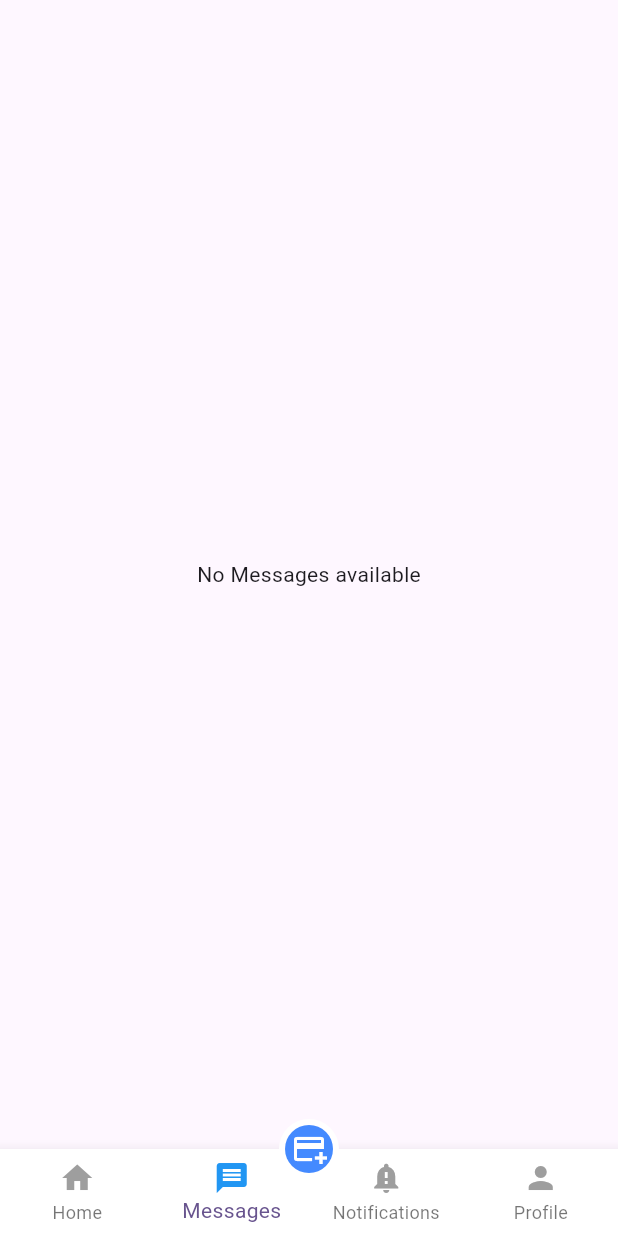
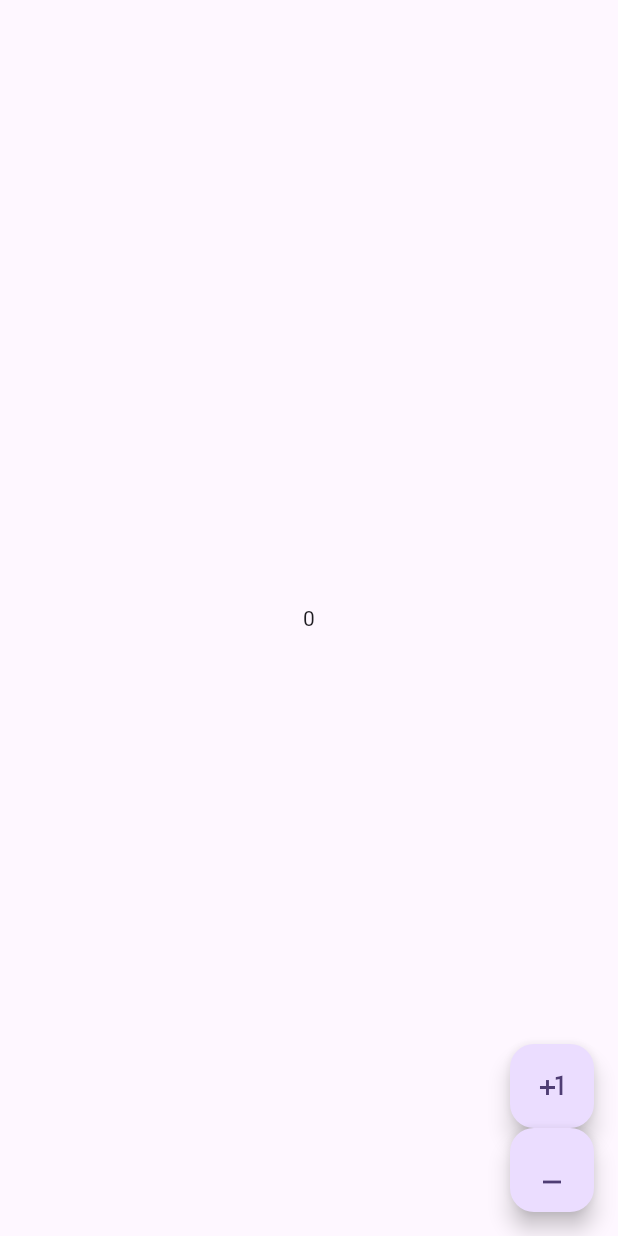
Before and after one commit to Zabith-Fulail/my_kast_test, a Flutter app: the screen it shows after launch, item 2 of the bottom bar chosen, after a tap on the "add card" icon, on a phone screen of 412 x 824 dp. Run offline on Flutter 3.47's test engine with Material 3 defaults, Android fonts, the phone set to English and light mode, and no system bars; our stand-ins replace carousel_slider, flutter_bloc, go_router; network calls fail.

Commit message:
feat : card bloc and counter bloc

```diff
--- a/lib/feature/presentation/bloc/card/card_bloc.dart
+++ b/lib/feature/presentation/bloc/card/card_bloc.dart
@@ -1,6 +1,4 @@
-import 'package:bloc/bloc.dart';
-import 'package:meta/meta.dart';
-
+import 'package:flutter_bloc/flutter_bloc.dart';
 import '../../views/home_view/data/card_data.dart';
 
 part 'card_event.dart';
--- a/lib/feature/presentation/bloc/card/card_event.dart
+++ b/lib/feature/presentation/bloc/card/card_event.dart
@@ -1,7 +1,6 @@
 part of 'card_bloc.dart';
 
-@immutable
-sealed class CardEvent {}
+abstract class CardEvent {}
 
 class AddCardEvent extends CardEvent{
   final CardData card;
--- a/lib/feature/presentation/bloc/card/card_state.dart
+++ b/lib/feature/presentation/bloc/card/card_state.dart
@@ -1,7 +1,6 @@
 part of 'card_bloc.dart';
 
-@immutable
-sealed class CardState {}
+abstract class CardState {}
 
 final class CardInitial extends CardState {}
 
--- /dev/null
+++ b/lib/feature/presentation/bloc/counter/counter_bloc.dart
@@ -0,0 +1,21 @@
+import 'package:flutter_bloc/flutter_bloc.dart';
+
+part 'counter_event.dart';
+
+part 'counter_state.dart';
+
+class CounterBloc extends Bloc<CounterEvent, CounterState> {
+  CounterBloc() : super(CounterInitial()) {
+    on<NumberIncrementEvent>(_increment);
+  }
+
+  void _increment(NumberIncrementEvent event, Emitter<CounterState> emit) {
+    late int number;
+    if (event.isIncrement) {
+      number = event.number + 1;
+    } else {
+      number = event.number - 1;
+    }
+    emit(CounterSuccessState(number: number));
+  }
+}
--- /dev/null
+++ b/lib/feature/presentation/bloc/counter/counter_event.dart
@@ -0,0 +1,10 @@
+part of 'counter_bloc.dart';
+
+abstract class CounterEvent {}
+
+class NumberIncrementEvent extends CounterEvent {
+  final int number;
+  final bool isIncrement;
+
+  NumberIncrementEvent({required this.number, required this.isIncrement});
+}
--- /dev/null
+++ b/lib/feature/presentation/bloc/counter/counter_state.dart
@@ -0,0 +1,11 @@
+part of 'counter_bloc.dart';
+
+abstract class CounterState {}
+
+final class CounterInitial extends CounterState {}
+
+class CounterSuccessState extends CounterState {
+  final int number;
+
+  CounterSuccessState({required this.number});
+}
--- /dev/null
+++ b/lib/feature/presentation/views/counter_screen/counter_screen.dart
@@ -0,0 +1,52 @@
+import 'package:flutter/material.dart';
+import 'package:flutter_bloc/flutter_bloc.dart';
+import 'package:kast_test/feature/presentation/bloc/counter/counter_bloc.dart';
+
+class CounterScreen extends StatefulWidget {
+  const CounterScreen({super.key});
+
+  @override
+  State<CounterScreen> createState() => _CounterScreenState();
+}
+
+class _CounterScreenState extends State<CounterScreen> {
+  final CounterBloc _bloc = CounterBloc();
+  int number = 0;
+
+  @override
+  Widget build(BuildContext context) {
+    return Scaffold(
+      floatingActionButton: Column(
+        mainAxisAlignment: MainAxisAlignment.end,
+        children: [
+          FloatingActionButton(
+            heroTag: "01",
+            child: Icon(Icons.plus_one),
+              onPressed: (){
+            _bloc.add(NumberIncrementEvent(number: number,isIncrement: true));
+          }),
+          FloatingActionButton(
+            heroTag: "02",
+              child: Icon(Icons.minimize),
+              onPressed: (){
+            _bloc.add(NumberIncrementEvent(number: number,isIncrement: false));
+          }),
+        ],
+      ),
+      body: Center(
+        child: BlocProvider(
+          create: (context) => _bloc,
+          child: BlocBuilder<CounterBloc, CounterState>(
+            builder: (context, state) {
+              if (state is CounterSuccessState){
+                number = state.number;
+              }
+
+              return state is CounterSuccessState ? Text(state.number.toString()) : Text('0');
+            },
+          ),
+        ),
+      ),
+    );
+  }
+}
--- a/lib/feature/presentation/views/home_view/home_view.dart
+++ b/lib/feature/presentation/views/home_view/home_view.dart
@@ -256,7 +256,7 @@ class _HomeViewState extends State<HomeView> {
                                     cardData: state.cards[index],
                                   );
                                 },
-                              ) : state is AddCardLoadingState ? Center(child: CircularProgressIndicator(),) : Center(child: CircularProgressIndicator(),);
+                              ) : state is AddCardLoadingState ? Center(child: CircularProgressIndicator(),) : SizedBox();
                             },
                           ),
                         ],
--- a/lib/feature/presentation/views/main_screen/main_screen.dart
+++ b/lib/feature/presentation/views/main_screen/main_screen.dart
@@ -24,7 +24,9 @@ class _MainScreenState extends State<MainScreen> {
         width: 40,
         height: 40,
         child: FloatingActionButton(
-          onPressed: () {},
+          onPressed: () {
+            GoRouter.of(context).goNamed(Pages.counterScreen.toPathName());
+          },
           splashColor: Colors.transparent,
           backgroundColor: Colors.transparent,
           elevation: 0,
--- a/lib/utils/routes/pages.dart
+++ b/lib/utils/routes/pages.dart
@@ -3,6 +3,7 @@ class Pages{
    static const String messageView = 'messageView';
    static const String notificationView = 'notificationView';
    static const String profileView = 'profileView';
+   static const String counterScreen = 'counterScreen';
 }
 
 
--- a/lib/utils/routes/routes.dart
+++ b/lib/utils/routes/routes.dart
@@ -6,6 +6,7 @@ import 'package:kast_test/feature/presentation/views/notification/notification_v
 import 'package:kast_test/feature/presentation/views/profile/profile_view.dart';
 import 'package:kast_test/utils/routes/pages.dart';
 
+import '../../feature/presentation/views/counter_screen/counter_screen.dart';
 import '../../feature/presentation/views/home_view/home_view.dart';
 
 class AppRoutes {
@@ -32,17 +33,20 @@ class AppRoutes {
               parentNavigatorKey: _shellNavigatorKey,
               name: Pages.homeView.toPathName(),
               path: Pages.homeView.toPath(),
-            ),GoRoute(
+            ),
+            GoRoute(
               builder: (context, state) => MessageView(),
               parentNavigatorKey: _shellNavigatorKey,
               name: Pages.messageView.toPathName(),
               path: Pages.messageView.toPath(),
-            ),GoRoute(
+            ),
+            GoRoute(
               builder: (context, state) => NotificationView(),
               parentNavigatorKey: _shellNavigatorKey,
               name: Pages.notificationView.toPathName(),
               path: Pages.notificationView.toPath(),
-            ),GoRoute(
+            ),
+            GoRoute(
               builder: (context, state) => ProfileView(),
               parentNavigatorKey: _shellNavigatorKey,
               name: Pages.profileView.toPathName(),
@@ -50,6 +54,12 @@ class AppRoutes {
             ),
           ],
         ),
+        GoRoute(
+          builder: (context, state) => CounterScreen(),
+          parentNavigatorKey: _rootNavigatorKey,
+          name: Pages.counterScreen.toPathName(),
+          path: Pages.counterScreen.toPath(),
+        ),
       ],
     );
   }
```
